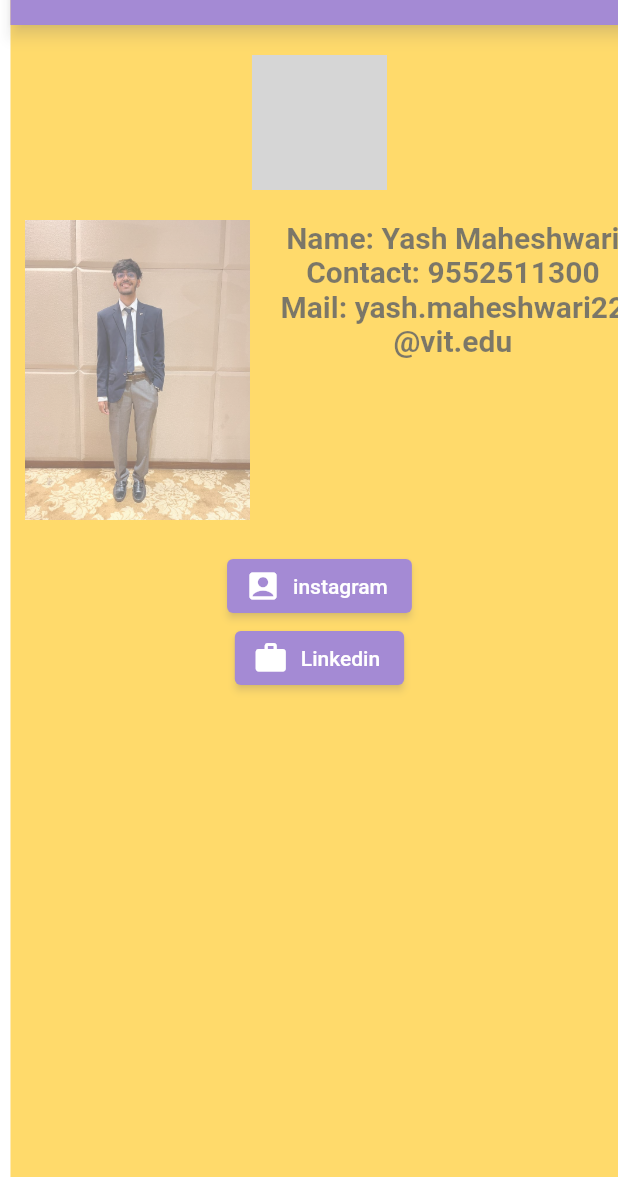
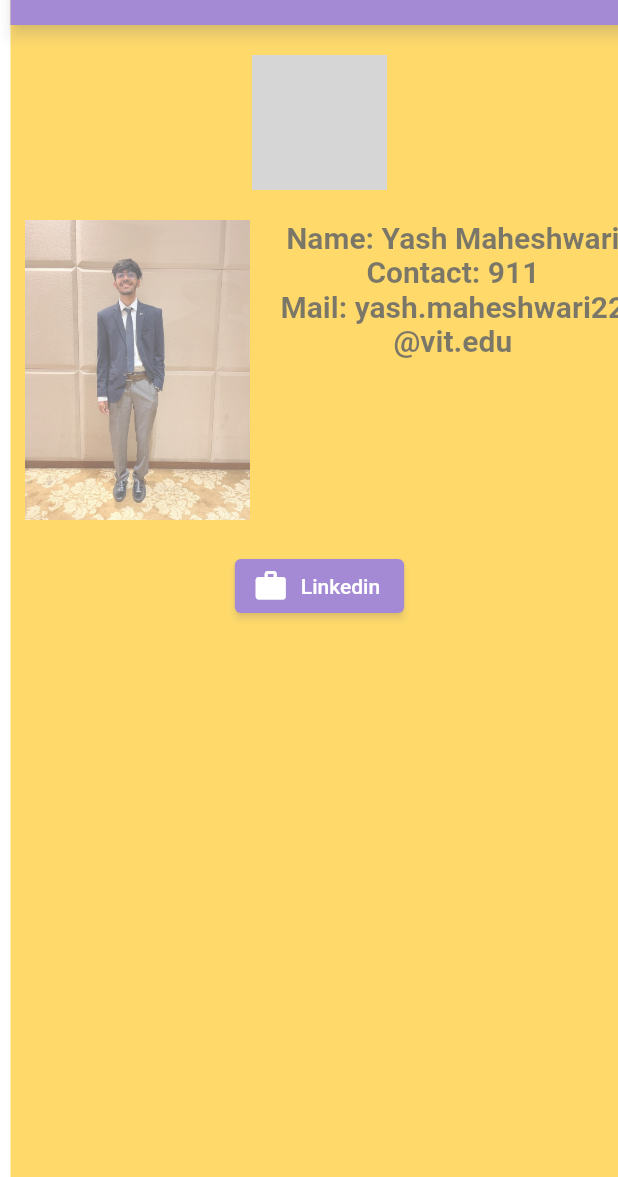
Before and after one commit to yashmaheshwari10/Profile-App-Flutter, a Flutter app: the screen it shows after launch, after a tap on "View Profile", on a phone screen of 412 x 824 dp, the part 59-1236 px from its top. Run offline on Flutter 3.47's test engine with Material 2 defaults, Android fonts, the phone set to English and light mode, and no system bars; drawn by our look-alikes of flutter_profile_picture; our stand-ins replace carousel_slider, google_fonts, smooth_page_indicator; grey boxes are pictures that could not be loaded.

Commit message:
First commit

```diff
--- a/personalinfoapp/lib/home.dart
+++ b/personalinfoapp/lib/home.dart
@@ -59,7 +59,7 @@ class _HomePageState extends State<HomePage> {
                                   fontSize: 20, fontWeight: FontWeight.bold),
                             ),
                             Text(
-                              "Contact: 9552511300",
+                              "Contact: 911",
                               textAlign: TextAlign.start,
                               style: TextStyle(
                                   fontSize: 20, fontWeight: FontWeight.bold),
@@ -84,16 +84,6 @@ class _HomePageState extends State<HomePage> {
                 ])),
             ElevatedButton.icon(
                 onPressed: () async {
-                  final url =
-                      Uri.parse('https://www.instagram.com/yashnotkool/');
-                  if (await canLaunchUrl(url)) {
-                    await launchUrl(url);
-                  }
-                },
-                icon: Icon(Icons.account_box),
-                label: Text("instagram")),
-            ElevatedButton.icon(
-                onPressed: () async {
                   final url = Uri.parse(
                       'https://www.linkedin.com/in/yash-maheshwari-64750825a/');
                   if (await canLaunchUrl(url)) {
```
Also changed, not shown: personalinfoapp/lib/splaash.dart (deleted, +0 -27 lines).
